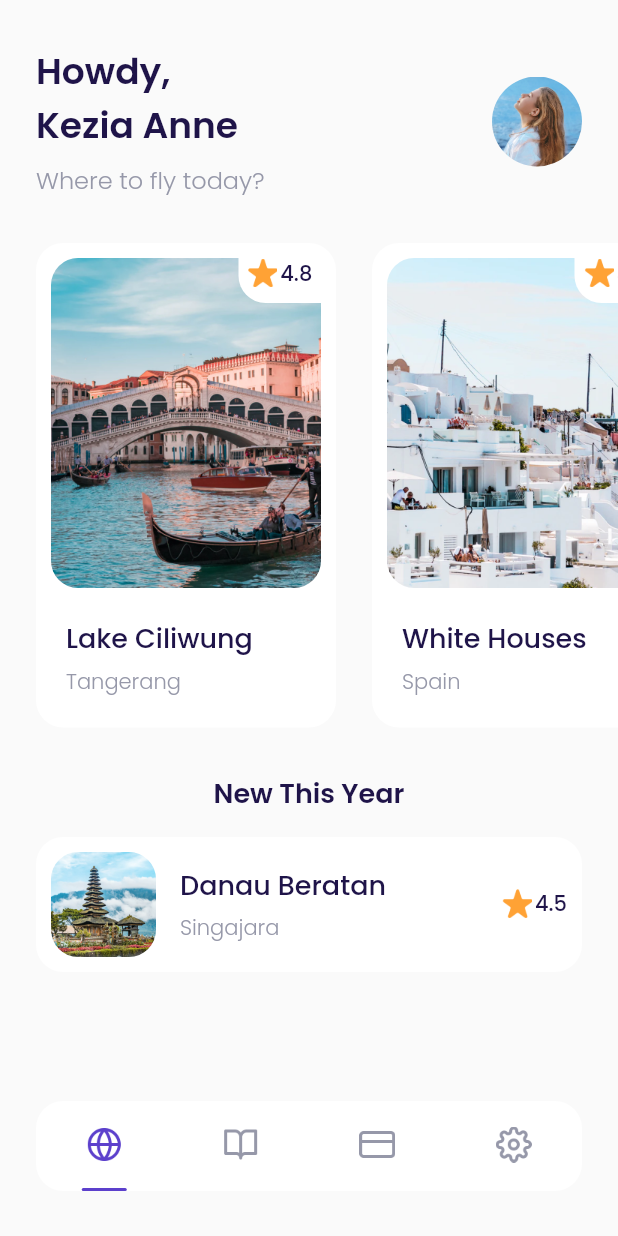
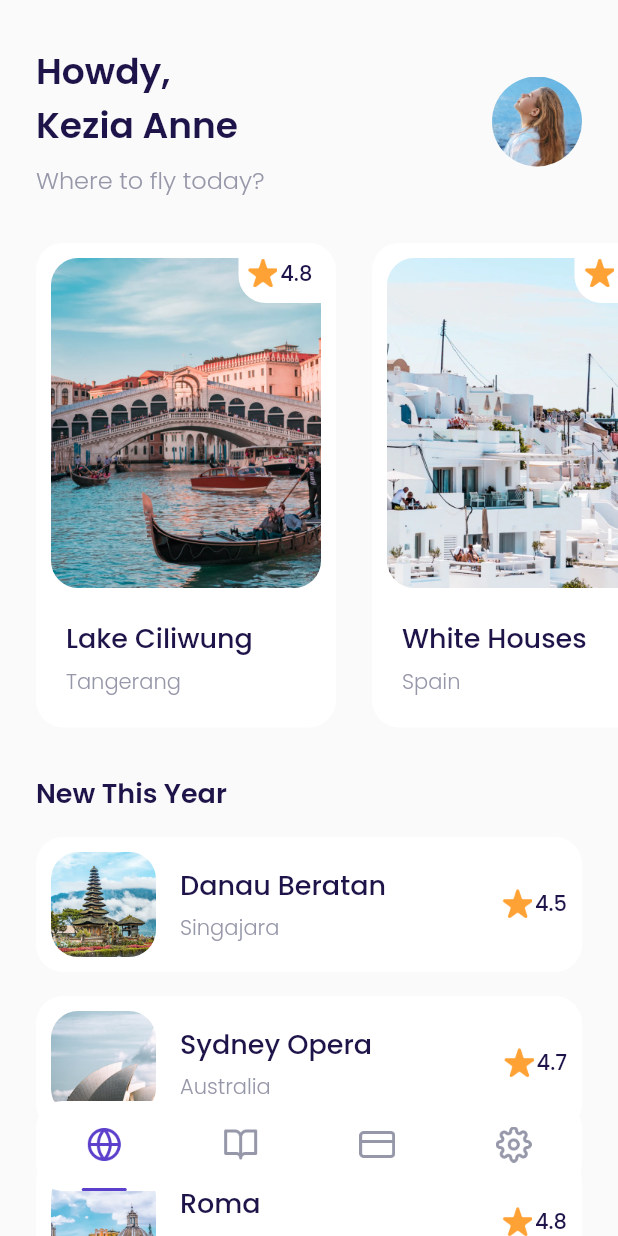
Before and after one commit to AsakaLynux/travel, a Flutter app: the MainPage screen opened by its route, on a phone screen of 412 x 824 dp. Run offline on Flutter 3.47's test engine with Material 2 defaults, Android fonts, the phone set to English and light mode, and no system bars; our stand-ins replace google_fonts.

Commit message:
Slicing Home bagian new destinations 2

```diff
--- a/lib/ui/pages/home_page.dart
+++ b/lib/ui/pages/home_page.dart
@@ -104,9 +104,10 @@ class HomePage extends StatelessWidget {
           top: 30,
           left: defaultMargin,
           right: defaultMargin,
+          bottom: 100,
         ),
         child: Column(
-          // crossAxisAlignment: CrossAxisAlignment.start,
+          crossAxisAlignment: CrossAxisAlignment.start,
           children: [
             Text(
               'New This Year',
@@ -115,7 +116,36 @@ class HomePage extends StatelessWidget {
                 fontWeight: semiBold,
               ),
             ),
-            DestinationTile()
+            DestinationTile(
+              name: 'Danau Beratan',
+              city: 'Singajara',
+              imageUrl: 'image_destination_6.png',
+              rating: 4.5,
+            ),
+            DestinationTile(
+              name: 'Sydney Opera',
+              city: 'Australia',
+              imageUrl: 'image_destination_7.png',
+              rating: 4.7,
+            ),
+            DestinationTile(
+              name: 'Roma',
+              city: 'Italy',
+              imageUrl: 'image_destination_8.png',
+              rating: 4.8,
+            ),
+            DestinationTile(
+              name: 'Payung Teduh',
+              city: 'Singapore',
+              imageUrl: 'image_destination_9.png',
+              rating: 4.5,
+            ),
+            DestinationTile(
+              name: 'Hill Hey',
+              city: 'Monaco',
+              imageUrl: 'image_destination_10.png',
+              rating: 4.7,
+            ),
           ],
         ),
       );
--- a/lib/ui/widget/destination_tile.dart
+++ b/lib/ui/widget/destination_tile.dart
@@ -2,7 +2,17 @@ import 'package:flutter/material.dart';
 import '../../shared/theme.dart';
 
 class DestinationTile extends StatelessWidget {
-  const DestinationTile({Key? key}) : super(key: key);
+  final String name;
+  final String city;
+  final String imageUrl;
+  final double rating;
+  const DestinationTile({
+    Key? key,
+    required this.name,
+    required this.city,
+    required this.imageUrl,
+    this.rating = 0.0,
+  }) : super(key: key);
 
   @override
   Widget build(BuildContext context) {
@@ -23,7 +33,7 @@ class DestinationTile extends StatelessWidget {
               borderRadius: BorderRadius.circular(18),
               image: DecorationImage(
                 fit: BoxFit.cover,
-                image: AssetImage('assets/image_destination_6.png'),
+                image: AssetImage('assets/' + imageUrl),
               ),
             ),
           ),
@@ -32,7 +42,7 @@ class DestinationTile extends StatelessWidget {
               crossAxisAlignment: CrossAxisAlignment.start,
               children: [
                 Text(
-                  'Danau Beratan',
+                  name,
                   style: blackTextStyle.copyWith(
                     fontSize: 18,
                     fontWeight: medium,
@@ -40,7 +50,7 @@ class DestinationTile extends StatelessWidget {
                 ),
                 SizedBox(height: 5),
                 Text(
-                  'Singajara',
+                  city,
                   style: greyTextStyle.copyWith(
                     fontWeight: ligth,
                   ),
@@ -63,7 +73,7 @@ class DestinationTile extends StatelessWidget {
                 ),
               ),
               Text(
-                '4.5',
+                rating.toString(),
                 style: blackTextStyle.copyWith(
                   fontWeight: medium,
                 ),
```
